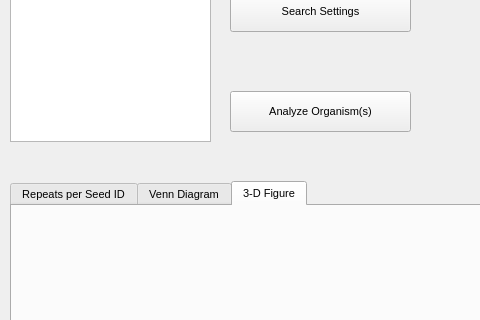
First picture: the form in populationanalysis.ui, repository TrinhLab/CASPERapp, before the edit; both pictures show x 0 to 480 and y 247 to 567 of the 1221 by 784 pixel window.
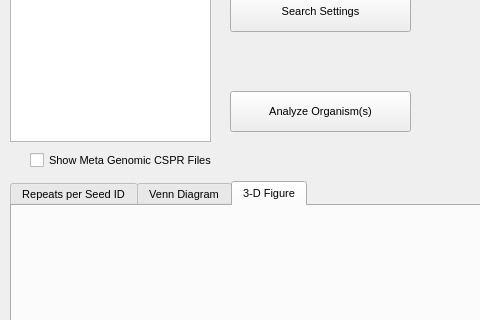
Second picture: the form after the edit. Custom widgets are drawn as their Qt base class.

Commit message: made it so the user can pick 1 CSPR file or FNA/Fasta files.

The edit to the form file:
```diff
--- a/populationanalysis.ui
+++ b/populationanalysis.ui
@@ -263,6 +263,19 @@
      <string>Search for FNA File on NCBI</string>
     </property>
    </widget>
+   <widget class="QCheckBox" name="meta_genomic_cspr_checkbox">
+    <property name="geometry">
+     <rect>
+      <x>30</x>
+      <y>380</y>
+      <width>251</width>
+      <height>18</height>
+     </rect>
+    </property>
+    <property name="text">
+     <string>Show Meta Genomic CSPR Files</string>
+    </property>
+   </widget>
   </widget>
   <widget class="QMenuBar" name="menubar">
    <property name="geometry">
```
The commit also changes 2 other files.
